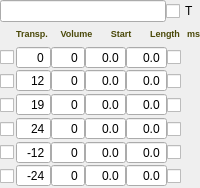
First picture: the form in Qt/qt4_patch_widget.ui, repository kmatheussen/radium, before the edit.
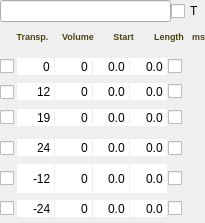
Second picture: the form after the edit.

Patch:
```diff
--- a/Qt/qt4_patch_widget.ui
+++ b/Qt/qt4_patch_widget.ui
@@ -6,8 +6,8 @@
    <rect>
     <x>0</x>
     <y>0</y>
-    <width>200</width>
-    <height>188</height>
+    <width>205</width>
+    <height>223</height>
    </rect>
   </property>
   <property name="sizePolicy">
@@ -60,7 +60,7 @@
     <widget class="QWidget" name="voices_widget" native="true">
      <layout class="QVBoxLayout" name="verticalLayout_9">
       <property name="spacing">
-       <number>0</number>
+       <number>1</number>
       </property>
       <property name="margin">
        <number>0</number>
@@ -68,7 +68,7 @@
       <item>
        <layout class="QHBoxLayout" name="horizontalLayout_22">
         <property name="spacing">
-         <number>0</number>
+         <number>1</number>
         </property>
         <property name="rightMargin">
          <number>0</number>
@@ -162,7 +162,7 @@
       <item>
        <layout class="QHBoxLayout" name="horizontalLayout_14">
         <property name="spacing">
-         <number>0</number>
+         <number>1</number>
         </property>
         <item>
          <widget class="QCheckBox" name="o1">
@@ -198,6 +198,9 @@
           <property name="toolTip">
            <string>Transpose voice</string>
           </property>
+          <property name="frame">
+           <bool>false</bool>
+          </property>
           <property name="alignment">
            <set>Qt::AlignRight|Qt::AlignTrailing|Qt::AlignVCenter</set>
           </property>
@@ -214,6 +217,9 @@
         </item>
         <item>
          <widget class="QSpinBox" name="v1">
+          <property name="frame">
+           <bool>false</bool>
+          </property>
           <property name="alignment">
            <set>Qt::AlignRight|Qt::AlignTrailing|Qt::AlignVCenter</set>
           </property>
@@ -230,6 +236,9 @@
         </item>
         <item>
          <widget class="QDoubleSpinBox" name="s1">
+          <property name="frame">
+           <bool>false</bool>
+          </property>
           <property name="alignment">
            <set>Qt::AlignRight|Qt::AlignTrailing|Qt::AlignVCenter</set>
           </property>
@@ -249,6 +258,9 @@
         </item>
         <item>
          <widget class="QDoubleSpinBox" name="l1">
+          <property name="frame">
+           <bool>false</bool>
+          </property>
           <property name="alignment">
            <set>Qt::AlignRight|Qt::AlignTrailing|Qt::AlignVCenter</set>
           </property>
@@ -284,7 +296,7 @@
       <item>
        <layout class="QHBoxLayout" name="horizontalLayout_15">
         <property name="spacing">
-         <number>0</number>
+         <number>1</number>
         </property>
         <item>
          <widget class="QCheckBox" name="o2">
@@ -317,6 +329,15 @@
         </item>
         <item>
          <widget class="QSpinBox" name="t2">
+          <property name="sizePolicy">
+           <sizepolicy hsizetype="Minimum" vsizetype="Fixed">
+            <horstretch>0</horstretch>
+            <verstretch>0</verstretch>
+           </sizepolicy>
+          </property>
+          <property name="frame">
+           <bool>false</bool>
+          </property>
           <property name="alignment">
            <set>Qt::AlignRight|Qt::AlignTrailing|Qt::AlignVCenter</set>
           </property>
@@ -336,6 +357,15 @@
         </item>
         <item>
          <widget class="QSpinBox" name="v2">
+          <property name="sizePolicy">
+           <sizepolicy hsizetype="Minimum" vsizetype="Fixed">
+            <horstretch>0</horstretch>
+            <verstretch>0</verstretch>
+           </sizepolicy>
+          </property>
+          <property name="frame">
+           <bool>false</bool>
+          </property>
           <property name="alignment">
            <set>Qt::AlignRight|Qt::AlignTrailing|Qt::AlignVCenter</set>
           </property>
@@ -352,6 +382,15 @@
         </item>
         <item>
          <widget class="QDoubleSpinBox" name="s2">
+          <property name="sizePolicy">
+           <sizepolicy hsizetype="Minimum" vsizetype="Fixed">
+            <horstretch>0</horstretch>
+            <verstretch>0</verstretch>
+           </sizepolicy>
+          </property>
+          <property name="frame">
+           <bool>false</bool>
+          </property>
           <property name="alignment">
            <set>Qt::AlignRight|Qt::AlignTrailing|Qt::AlignVCenter</set>
           </property>
@@ -371,6 +410,15 @@
         </item>
         <item>
          <widget class="QDoubleSpinBox" name="l2">
+          <property name="sizePolicy">
+           <sizepolicy hsizetype="Minimum" vsizetype="Fixed">
+            <horstretch>0</horstretch>
+            <verstretch>0</verstretch>
+           </sizepolicy>
+          </property>
+          <property name="frame">
+           <bool>false</bool>
+          </property>
           <property name="alignment">
            <set>Qt::AlignRight|Qt::AlignTrailing|Qt::AlignVCenter</set>
           </property>
@@ -391,7 +439,7 @@
         <item>
          <widget class="QCheckBox" name="f2">
           <property name="sizePolicy">
-           <sizepolicy hsizetype="Minimum" vsizetype="Minimum">
+           <sizepolicy hsizetype="Minimum" vsizetype="Fixed">
             <horstretch>0</horstretch>
             <verstretch>0</verstretch>
            </sizepolicy>
@@ -406,7 +454,7 @@
       <item>
        <layout class="QHBoxLayout" name="horizontalLayout_16">
         <property name="spacing">
-         <number>0</number>
+         <number>1</number>
         </property>
         <item>
          <widget class="QCheckBox" name="o3">
@@ -439,6 +487,9 @@
         </item>
         <item>
          <widget class="QSpinBox" name="t3">
+          <property name="frame">
+           <bool>false</bool>
+          </property>
           <property name="alignment">
            <set>Qt::AlignRight|Qt::AlignTrailing|Qt::AlignVCenter</set>
           </property>
@@ -458,6 +509,9 @@
         </item>
         <item>
          <widget class="QSpinBox" name="v3">
+          <property name="frame">
+           <bool>false</bool>
+          </property>
           <property name="alignment">
            <set>Qt::AlignRight|Qt::AlignTrailing|Qt::AlignVCenter</set>
           </property>
@@ -474,6 +528,9 @@
         </item>
         <item>
          <widget class="QDoubleSpinBox" name="s3">
+          <property name="frame">
+           <bool>false</bool>
+          </property>
           <property name="alignment">
            <set>Qt::AlignRight|Qt::AlignTrailing|Qt::AlignVCenter</set>
           </property>
@@ -493,6 +550,9 @@
         </item>
         <item>
          <widget class="QDoubleSpinBox" name="l3">
+          <property name="frame">
+           <bool>false</bool>
+          </property>
           <property name="alignment">
            <set>Qt::AlignRight|Qt::AlignTrailing|Qt::AlignVCenter</set>
           </property>
@@ -528,7 +588,7 @@
       <item>
        <layout class="QHBoxLayout" name="horizontalLayout_17">
         <property name="spacing">
-         <number>0</number>
+         <number>1</number>
         </property>
         <item>
          <widget class="QCheckBox" name="o4">
@@ -561,6 +621,9 @@
         </item>
         <item>
          <widget class="QSpinBox" name="t4">
+          <property name="frame">
+           <bool>false</bool>
+          </property>
           <property name="alignment">
            <set>Qt::AlignRight|Qt::AlignTrailing|Qt::AlignVCenter</set>
           </property>
@@ -577,6 +640,9 @@
         </item>
         <item>
          <widget class="QSpinBox" name="v4">
+          <property name="frame">
+           <bool>false</bool>
+          </property>
           <property name="alignment">
            <set>Qt::AlignRight|Qt::AlignTrailing|Qt::AlignVCenter</set>
           </property>
@@ -593,6 +659,9 @@
         </item>
         <item>
          <widget class="QDoubleSpinBox" name="s4">
+          <property name="frame">
+           <bool>false</bool>
+          </property>
           <property name="alignment">
            <set>Qt::AlignRight|Qt::AlignTrailing|Qt::AlignVCenter</set>
           </property>
@@ -612,6 +681,9 @@
         </item>
         <item>
          <widget class="QDoubleSpinBox" name="l4">
+          <property name="frame">
+           <bool>false</bool>
+          </property>
           <property name="alignment">
            <set>Qt::AlignRight|Qt::AlignTrailing|Qt::AlignVCenter</set>
           </property>
@@ -647,10 +719,10 @@
       <item>
        <layout class="QHBoxLayout" name="horizontalLayout_18">
         <property name="spacing">
-         <number>0</number>
+         <number>1</number>
         </property>
         <property name="sizeConstraint">
-         <enum>QLayout::SetNoConstraint</enum>
+         <enum>QLayout::SetDefaultConstraint</enum>
         </property>
         <item>
          <widget class="QCheckBox" name="o5">
@@ -689,6 +761,9 @@
             <verstretch>0</verstretch>
            </sizepolicy>
           </property>
+          <property name="frame">
+           <bool>false</bool>
+          </property>
           <property name="alignment">
            <set>Qt::AlignRight|Qt::AlignTrailing|Qt::AlignVCenter</set>
           </property>
@@ -714,6 +789,9 @@
             <verstretch>0</verstretch>
            </sizepolicy>
           </property>
+          <property name="frame">
+           <bool>false</bool>
+          </property>
           <property name="alignment">
            <set>Qt::AlignRight|Qt::AlignTrailing|Qt::AlignVCenter</set>
           </property>
@@ -736,6 +814,9 @@
             <verstretch>0</verstretch>
            </sizepolicy>
           </property>
+          <property name="frame">
+           <bool>false</bool>
+          </property>
           <property name="alignment">
            <set>Qt::AlignRight|Qt::AlignTrailing|Qt::AlignVCenter</set>
           </property>
@@ -755,6 +836,15 @@
         </item>
         <item>
          <widget class="QDoubleSpinBox" name="l5">
+          <property name="sizePolicy">
+           <sizepolicy hsizetype="Minimum" vsizetype="Minimum">
+            <horstretch>0</horstretch>
+            <verstretch>0</verstretch>
+           </sizepolicy>
+          </property>
+          <property name="frame">
+           <bool>false</bool>
+          </property>
           <property name="alignment">
            <set>Qt::AlignRight|Qt::AlignTrailing|Qt::AlignVCenter</set>
           </property>
@@ -790,7 +880,7 @@
       <item>
        <layout class="QHBoxLayout" name="horizontalLayout_19">
         <property name="spacing">
-         <number>0</number>
+         <number>1</number>
         </property>
         <item>
          <widget class="QCheckBox" name="o6">
@@ -823,6 +913,9 @@
         </item>
         <item>
          <widget class="QSpinBox" name="t6">
+          <property name="frame">
+           <bool>false</bool>
+          </property>
           <property name="alignment">
            <set>Qt::AlignRight|Qt::AlignTrailing|Qt::AlignVCenter</set>
           </property>
@@ -842,6 +935,9 @@
         </item>
         <item>
          <widget class="QSpinBox" name="v6">
+          <property name="frame">
+           <bool>false</bool>
+          </property>
           <property name="alignment">
            <set>Qt::AlignRight|Qt::AlignTrailing|Qt::AlignVCenter</set>
           </property>
@@ -858,6 +954,9 @@
         </item>
         <item>
          <widget class="QDoubleSpinBox" name="s6">
+          <property name="frame">
+           <bool>false</bool>
+          </property>
           <property name="alignment">
            <set>Qt::AlignRight|Qt::AlignTrailing|Qt::AlignVCenter</set>
           </property>
@@ -877,6 +976,9 @@
         </item>
         <item>
          <widget class="QDoubleSpinBox" name="l6">
+          <property name="frame">
+           <bool>false</bool>
+          </property>
           <property name="alignment">
            <set>Qt::AlignRight|Qt::AlignTrailing|Qt::AlignVCenter</set>
           </property>
```
